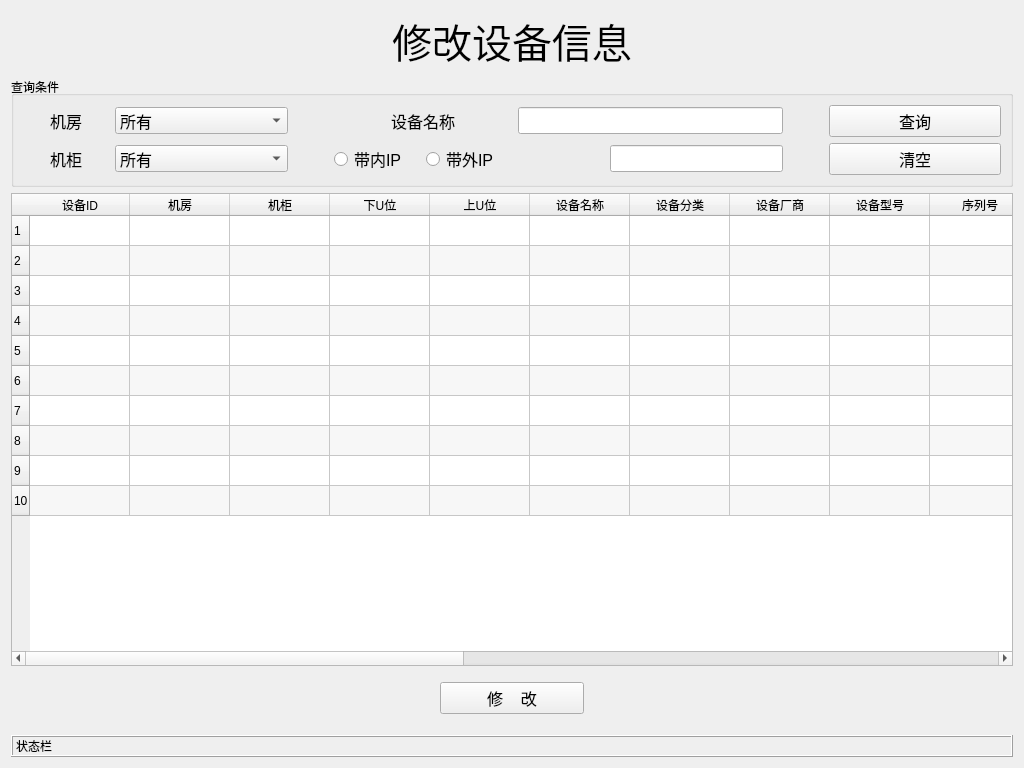
This is ui/modify.ui in tainyuhong/pyside_machine_system as Qt 5 draws it before an edit. The edited form follows.
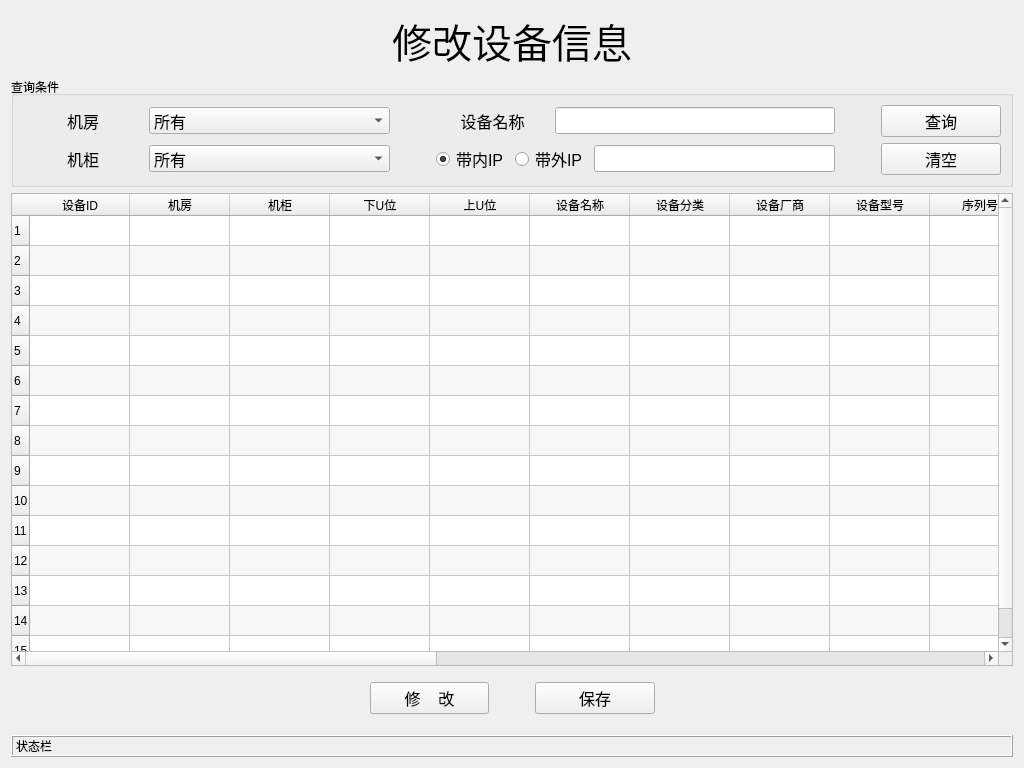
This is the edited form.

Commit message: 完善设备查询修改功能,实现页面直接显示机房名称，增加保存按钮

Patch:
```diff
--- a/ui/modify.ui
+++ b/ui/modify.ui
@@ -60,7 +60,7 @@
        </property>
        <layout class="QVBoxLayout" name="verticalLayout">
         <item>
-         <layout class="QGridLayout" name="gridLayout" columnstretch="1,2,0,1,1,1,2,0,2">
+         <layout class="QGridLayout" name="gridLayout" columnstretch="1,2,0,0,0,0,2,0,1">
           <item row="1" column="7">
            <spacer name="horizontalSpacer_3">
             <property name="orientation">
@@ -159,6 +159,9 @@
             <property name="text">
              <string>带内IP</string>
             </property>
+            <property name="checked">
+             <bool>true</bool>
+            </property>
            </widget>
           </item>
           <item row="1" column="4" colspan="2">
@@ -262,8 +265,16 @@
         <bool>false</bool>
        </property>
        <property name="rowCount">
-        <number>10</number>
+        <number>15</number>
        </property>
+       <property name="columnCount">
+        <number>21</number>
+       </property>
+       <row/>
+       <row/>
+       <row/>
+       <row/>
+       <row/>
        <row/>
        <row/>
        <row/>
@@ -339,6 +350,11 @@
          <string>业务类型</string>
         </property>
        </column>
+       <column>
+        <property name="text">
+         <string>运行状态</string>
+        </property>
+       </column>
        <column>
         <property name="text">
          <string>负责人</string>
@@ -377,7 +393,7 @@
       </widget>
      </item>
      <item>
-      <layout class="QHBoxLayout" name="horizontalLayout" stretch="3,1,3">
+      <layout class="QHBoxLayout" name="horizontalLayout" stretch="3,1,0,1,3">
        <property name="topMargin">
         <number>10</number>
        </property>
@@ -409,6 +425,31 @@
          </property>
         </widget>
        </item>
+       <item>
+        <spacer name="horizontalSpacer_6">
+         <property name="orientation">
+          <enum>Qt::Horizontal</enum>
+         </property>
+         <property name="sizeHint" stdset="0">
+          <size>
+           <width>40</width>
+           <height>20</height>
+          </size>
+         </property>
+        </spacer>
+       </item>
+       <item>
+        <widget class="QPushButton" name="bt_save">
+         <property name="font">
+          <font>
+           <pointsize>12</pointsize>
+          </font>
+         </property>
+         <property name="text">
+          <string>保存</string>
+         </property>
+        </widget>
+       </item>
        <item>
         <spacer name="horizontalSpacer_2">
          <property name="orientation">
```
The commit also changes 3 other files.
